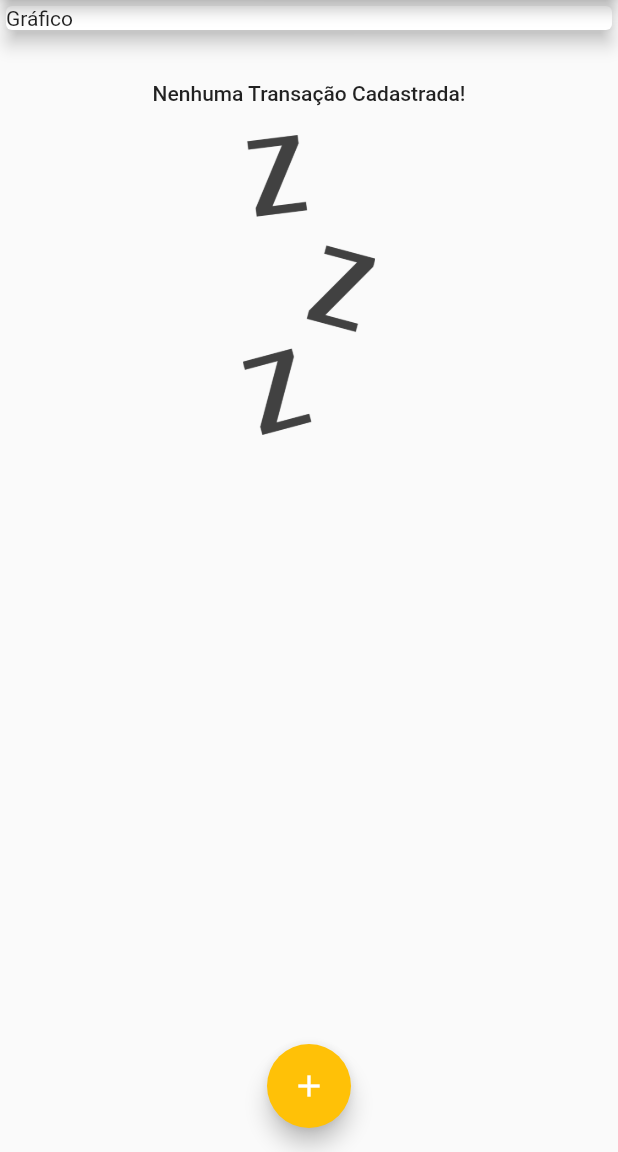
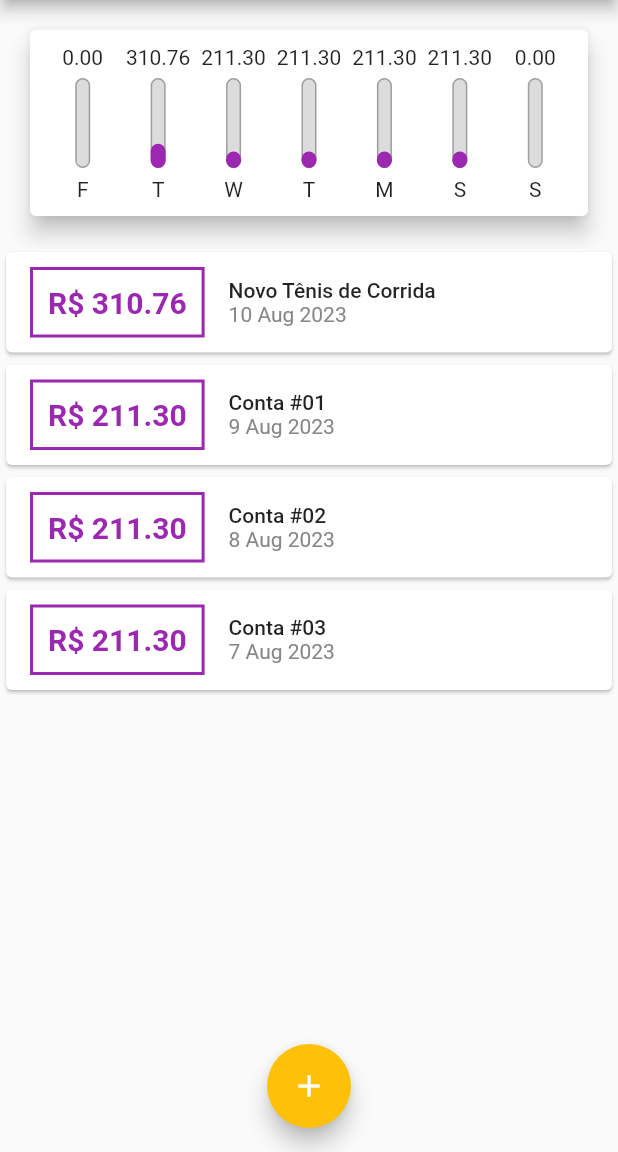
Before and after one commit to karolalencar/flutter-expenses-app, a Flutter app: the screen it shows after launch, on a phone screen of 412 x 824 dp, the part 84-1236 px from its top. Run offline on Flutter 3.47's test engine with Material 2 defaults, Android fonts, the phone set to English and light mode, and no system bars.

Commit message:
Chart created

```diff
--- /dev/null
+++ b/lib/components/chart.dart
@@ -0,0 +1,68 @@
+import 'package:expenses/components/chart_bar.dart';
+import 'package:flutter/material.dart';
+import 'package:intl/intl.dart';
+import 'package:expenses/models/transaction.dart';
+
+class Chart extends StatelessWidget {
+  final List<Transaction> recentTransaction;
+
+  const Chart(this.recentTransaction, {super.key});
+
+  List<Map<String, Object>> get groupedTransactions {
+    return List.generate(
+      7,
+      (index) {
+        final weekDay = DateTime.now().subtract(
+          Duration(days: index),
+        );
+
+        double totalSum = 0.0;
+
+        for (var i = 0; i < recentTransaction.length; i++) {
+          bool sameDay = recentTransaction[i].date.day == weekDay.day;
+          bool sameMonth = recentTransaction[i].date.month == weekDay.month;
+          bool sameYear = recentTransaction[i].date.year == weekDay.year;
+
+          if (sameDay && sameMonth && sameYear) {
+            totalSum += recentTransaction[i].value;
+          }
+        }
+
+        return {
+          'day': DateFormat.E().format(weekDay)[0],
+          'value': totalSum,
+        };
+      },
+    );
+  }
+
+  double get _weekTotalValue {
+    return groupedTransactions.fold(0.0, (previousValue, element) {
+      return previousValue + (element['value'] as double);
+    });
+  }
+
+  @override
+  Widget build(BuildContext context) {
+    return Card(
+      elevation: 6,
+      margin: const EdgeInsets.all(20),
+      child: Padding(
+        padding: const EdgeInsets.all(10),
+        child: Row(
+          mainAxisAlignment: MainAxisAlignment.spaceAround,
+          children: groupedTransactions.map((tr) {
+            return Flexible(
+              fit: FlexFit.tight,
+              child: ChartBar(
+                label: tr['day'] as String,
+                value: tr['value'] as double,
+                percentage: (tr['value'] as double) / _weekTotalValue,
+              ),
+            );
+          }).toList(),
+        ),
+      ),
+    );
+  }
+}
--- /dev/null
+++ b/lib/components/chart_bar.dart
@@ -0,0 +1,56 @@
+import 'package:flutter/material.dart';
+
+class ChartBar extends StatelessWidget {
+  final String label;
+  final double value;
+  final double percentage;
+
+  const ChartBar({
+    required this.label,
+    required this.value,
+    required this.percentage,
+    super.key,
+  });
+
+  @override
+  Widget build(BuildContext context) {
+    return Column(
+      children: [
+        FittedBox(
+          child: Text(value.toStringAsFixed(2)),
+        ),
+        const SizedBox(height: 6),
+        Container(
+          height: 60,
+          width: 10,
+          child: Stack(
+            alignment: Alignment.bottomCenter,
+            children: [
+              Container(
+                decoration: BoxDecoration(
+                  borderRadius: BorderRadius.circular(6),
+                  border: Border.all(
+                    color: Colors.grey,
+                    width: 1,
+                  ),
+                  color: const Color.fromRGBO(220, 220, 220, 1),
+                ),
+              ),
+              FractionallySizedBox(
+                heightFactor: percentage,
+                child: Container(
+                  decoration: BoxDecoration(
+                    borderRadius: BorderRadius.circular(6),
+                    color: Theme.of(context).colorScheme.primary,
+                  ),
+                ),
+              ),
+            ],
+          ),
+        ),
+        const SizedBox(height: 6),
+        Text(label),
+      ],
+    );
+  }
+}
--- a/lib/components/transaction_list.dart
+++ b/lib/components/transaction_list.dart
@@ -14,7 +14,7 @@ class TransactionList extends StatelessWidget {
       child: transactions.isEmpty
           ? Column(
               children: [
-                SizedBox(
+                const SizedBox(
                   height: 30,
                 ),
                 Text(
--- a/lib/main.dart
+++ b/lib/main.dart
@@ -1,8 +1,9 @@
-import 'package:expenses/components/transaction_form.dart';
 import 'package:flutter/material.dart';
 import 'dart:math';
+import 'package:expenses/components/chart.dart';
+import 'package:expenses/components/transaction_form.dart';
+import 'package:expenses/components/transaction_list.dart';
 import 'package:expenses/models/transaction.dart';
-import 'package:expenses/components/transaction_list.dart';
 
 main() => runApp(const ExpensesApp());
 
@@ -49,37 +50,45 @@ class MyHomePage extends StatefulWidget {
 
 class _MyHomePageState extends State<MyHomePage> {
   final List<Transaction> _transactions = [
-    // Transaction(
-    //   id: 't1',
-    //   title: 'Novo Tênis de Corrida',
-    //   value: 310.76,
-    //   date: DateTime.now(),
-    // ),
-    // Transaction(
-    //   id: 't2',
-    //   title: 'Conta #01',
-    //   value: 211.30,
-    //   date: DateTime.now(),
-    // ),
-    // Transaction(
-    //   id: 't3',
-    //   title: 'Conta #02',
-    //   value: 211.30,
-    //   date: DateTime.now(),
-    // ),
-    // Transaction(
-    //   id: 't4',
-    //   title: 'Conta #03',
-    //   value: 211.30,
-    //   date: DateTime.now(),
-    // ),
-    // Transaction(
-    //   id: 't5',
-    //   title: 'Conta #04',
-    //   value: 211.30,
-    //   date: DateTime.now(),
-    // ),
+    Transaction(
+      id: 't1',
+      title: 'Novo Tênis de Corrida',
+      value: 310.76,
+      date: DateTime.now().subtract(const Duration(days: 1)),
+    ),
+    Transaction(
+      id: 't2',
+      title: 'Conta #01',
+      value: 211.30,
+      date: DateTime.now().subtract(const Duration(days: 2)),
+    ),
+    Transaction(
+      id: 't3',
+      title: 'Conta #02',
+      value: 211.30,
+      date: DateTime.now().subtract(const Duration(days: 3)),
+    ),
+    Transaction(
+      id: 't4',
+      title: 'Conta #03',
+      value: 211.30,
+      date: DateTime.now().subtract(const Duration(days: 4)),
+    ),
+    Transaction(
+      id: 't5',
+      title: 'Conta #04',
+      value: 211.30,
+      date: DateTime.now().subtract(const Duration(days: 5)),
+    ),
   ];
+
+  List<Transaction> get _recentTransactions {
+    return _transactions.where((element) {
+      return element.date.isAfter(DateTime.now().subtract(
+        Duration(days: 7),
+      ));
+    }).toList();
+  }
 
   _addTransaction(String title, double value) {
     final newTransaction = Transaction(
@@ -122,13 +131,7 @@ class _MyHomePageState extends State<MyHomePage> {
       body: SingleChildScrollView(
         child: Column(
           children: [
-            Container(
-              width: double.infinity,
-              child: const Card(
-                child: Text('Gráfico'),
-                elevation: 5,
-              ),
-            ),
+            Chart(_recentTransactions),
             TransactionList(_transactions),
           ],
         ),
```
